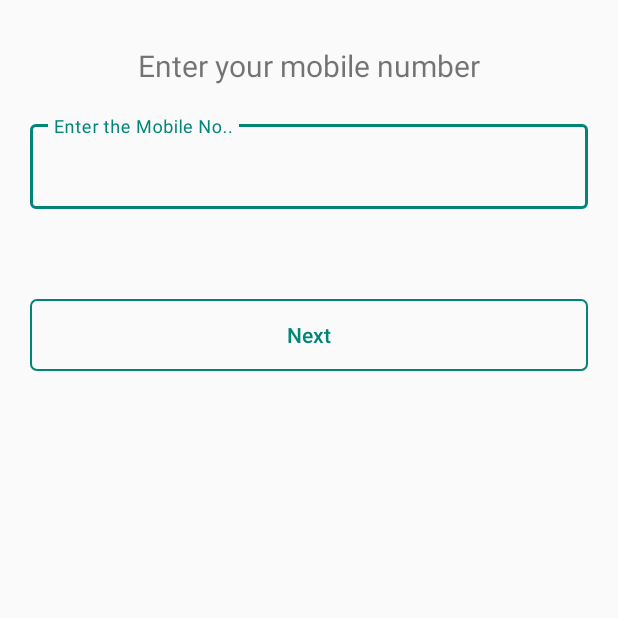
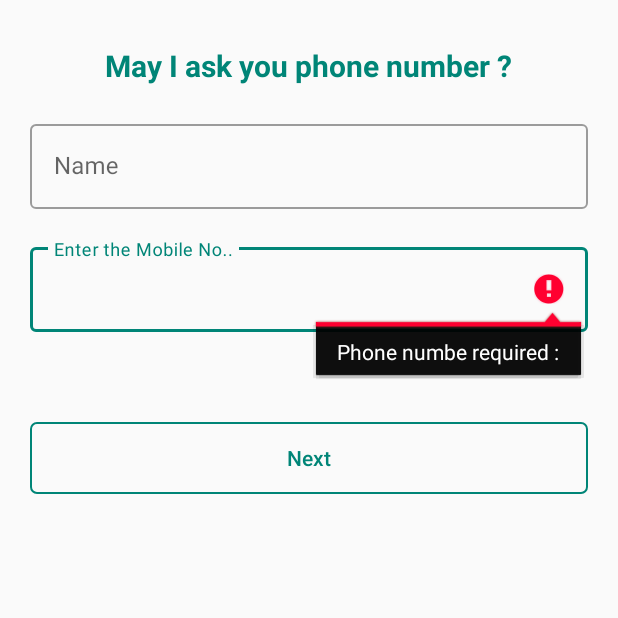
Before and after one commit to hnish555/SmartFarmTool, an Android app: the PhoneActivity screen opened directly, with no data from a screen before it, after a tap on "Next", on a phone screen of 412 x 824 dp, the top half of it. Run offline under Robolectric (Android 15) with nearby library versions, the phone set to English and light mode, and no system bars; our stand-ins replace Firebase (no records; nobody signed in at launch, a user with empty details on screens opened directly); Roboto replaces fonts that are not available here.

Commit message:
loginCommit9

```diff
--- a/app/build.gradle
+++ b/app/build.gradle
@@ -24,7 +24,7 @@ dependencies {
     //noinspection GradleCompatible
     implementation 'com.android.support:appcompat-v7:28.0.0'
     implementation 'com.android.support.constraint:constraint-layout:1.1.3'
-    implementation 'com.google.firebase:firebase-database:16.0.6'
+    implementation 'com.google.firebase:firebase-database:16.1.0'
 
     implementation 'com.google.firebase:firebase-auth:16.1.0'
     testImplementation 'junit:junit:4.12'
--- a/app/src/main/AndroidManifest.xml
+++ b/app/src/main/AndroidManifest.xml
@@ -9,7 +9,7 @@
         android:roundIcon="@mipmap/ic_launcher_round"
         android:supportsRtl="true"
         android:theme="@style/AppTheme">
-        <activity android:name=".BuyActivity.ProductBuy"></activity>
+        <activity android:name=".BuyActivity.ProductBuy" />
         <activity android:name=".HomeActivity" />
         <activity android:name=".Login.PhoneActivity" />
         <activity android:name=".Login.Login_Signup" />
--- a/app/src/main/java/com/example/smartfarmtool/Login/PhoneActivity.java
+++ b/app/src/main/java/com/example/smartfarmtool/Login/PhoneActivity.java
@@ -9,6 +9,7 @@ import android.util.Log;
 import android.view.View;
 import android.widget.Button;
 import android.widget.LinearLayout;
+import android.widget.ProgressBar;
 import android.widget.RelativeLayout;
 import android.widget.TextView;
 
@@ -30,21 +31,20 @@ import com.google.firebase.database.FirebaseDatabase;
 import java.util.concurrent.TimeUnit;
 
 import static com.example.smartfarmtool.R.id.phone_next_btn_id;
-
 public class PhoneActivity extends AppCompatActivity {
 
     private static final String TAG = "PhoneLogin";
-    private boolean mVerificationInProgress = false;
     private String mVerificationId;
     private PhoneAuthProvider.ForceResendingToken mResendToken;
     private PhoneAuthProvider.OnVerificationStateChangedCallbacks mCallbacks;
     private FirebaseAuth mAuth;
     private FirebaseAuth.AuthStateListener mAuthlistner;
-
     FirebaseDatabase database;
     DatabaseReference databaseReference;
-    TextView phn,otp,name;
-    Button phn_btn,otp_btn;
+    TextView phn, otp, name;
+    Button phn_btn, otp_btn;
+    ProgressBar progressBar;
+
     @Override
     protected void onCreate(Bundle savedInstanceState) {
         super.onCreate(savedInstanceState);
@@ -53,24 +53,33 @@ public class PhoneActivity extends AppCompatActivity {
         final RelativeLayout phn_lyt;
         final LinearLayout otp_lyt;
 
-        phn_lyt=findViewById(R.id.phone_layout);
-        otp_lyt=findViewById(R.id.otp_layout);
-
-        phn=findViewById(R.id.enter_phone_id);
-        phn_btn=findViewById(phone_next_btn_id);
-
-        otp=findViewById(R.id.otp_id);
-        name=findViewById(R.id.otp_name_id);
-        otp_btn=findViewById(R.id.otp_continue);
-        database=FirebaseDatabase.getInstance();
-        databaseReference=database.getReference("User:");
+        phn_lyt = findViewById(R.id.phone_layout);
+        otp_lyt = findViewById(R.id.otp_layout);
 
 
+        phn = findViewById(R.id.enter_phone_id);
+        phn_btn = findViewById(phone_next_btn_id);
+        progressBar = findViewById(R.id.progress_id);
+        otp = findViewById(R.id.otp_id);
+        name = findViewById(R.id.otp_name_id);
+        otp_btn = findViewById(R.id.otp_continue);
 
+        database = FirebaseDatabase.getInstance();
+        databaseReference = database.getReference();
         phn_btn.setOnClickListener(new View.OnClickListener() {
             @Override
             public void onClick(View view) {
+                String code = "+91";
+                String number = phn.getText().toString();
+                String phoneNumber = code + number;
+                if (phn.getText().toString().isEmpty()) {
+                    phn.setError("Phone numbe required :");
+                    phn.requestFocus();
+                    return;
+                }
+
                 getOtp(phn.getText().toString());
+
 
             }
         });
@@ -92,8 +101,13 @@ public class PhoneActivity extends AppCompatActivity {
             @Override
             public void onVerificationCompleted(PhoneAuthCredential credential) {
                 Log.d("", "onVerificationCompleted:" + credential);
+                String code = credential.getSmsCode();
+                if (code != null) {
+                    progressBar.setVisibility(View.VISIBLE);
+                    otp.setText(code);
+                    signInWithPhoneAuthCredential(credential);
 
-                signInWithPhoneAuthCredential(credential);
+                }
             }
 
             @Override
@@ -127,9 +141,11 @@ public class PhoneActivity extends AppCompatActivity {
                         if (task.isSuccessful()) {
                             Log.d(TAG, "signInWithCredential:success");
                             FirebaseUser user = task.getResult().getUser();
-                            String nam=name.getText().toString();
+                            String nam = name.getText().toString();
                             databaseReference.setValue(nam);
-                            startActivity(new Intent(PhoneActivity.this, HomeActivity.class).putExtra("phone", user.getPhoneNumber()));
+                            startActivity(new Intent(PhoneActivity.this, HomeActivity.class)
+                                    .setFlags(Intent.FLAG_ACTIVITY_NEW_TASK | Intent.FLAG_ACTIVITY_CLEAR_TASK));
+
                             finish();
                         } else {
                             Log.w(TAG, "signInWithCredential:failure", task.getException());
@@ -142,15 +158,17 @@ public class PhoneActivity extends AppCompatActivity {
     }
 
     private void getOtp(String phoneNumber) {
+
         PhoneAuthProvider.getInstance().verifyPhoneNumber(
-                phoneNumber,        // Phone number to verify
-                60,                 // Timeout duration
-                TimeUnit.SECONDS,   // Unit of timeout
-                this,               // Activity (for callback binding)
-                mCallbacks);        // OnVerificationStateChangedCallbacks
+                "+91" + phoneNumber,
+                60,
+                TimeUnit.SECONDS,
+                this,
+                mCallbacks);
     }
 
     private void verifyPhoneNumberWithCode(String verificationId, String code) {
+
         PhoneAuthCredential credential = PhoneAuthProvider.getCredential(verificationId, code);
         signInWithPhoneAuthCredential(credential);
     }
@@ -158,7 +176,7 @@ public class PhoneActivity extends AppCompatActivity {
     private void resendVerificationCode(String phoneNumber,
                                         PhoneAuthProvider.ForceResendingToken token) {
         PhoneAuthProvider.getInstance().verifyPhoneNumber(
-                phoneNumber,        // Phone number to verify
+                "+91" + phoneNumber,        // Phone number to verify
                 60,                 // Timeout duration
                 TimeUnit.SECONDS,   // Unit of timeout
                 this,               // Activity (for callback binding)
@@ -166,10 +184,13 @@ public class PhoneActivity extends AppCompatActivity {
                 token);             // ForceResendingToken from callbacks
     }
 
+    @Override
+    protected void onStart() {
+        super.onStart();
+        if (FirebaseAuth.getInstance().getCurrentUser() != null) {
+            startActivity(new Intent(PhoneActivity.this, HomeActivity.class)
+                    .setFlags(Intent.FLAG_ACTIVITY_NEW_TASK | Intent.FLAG_ACTIVITY_CLEAR_TASK));
+        }
 
-
-
-
-
-
+    }
 }
--- a/app/src/main/res/layout/activity_home.xml
+++ b/app/src/main/res/layout/activity_home.xml
@@ -6,10 +6,11 @@
     android:layout_width="match_parent"
     android:layout_height="match_parent"
     tools:context=".HomeActivity">
-        <TextView
+        <Button
+            android:id="@+id/signout"
             android:layout_width="wrap_content"
             android:layout_height="wrap_content"
-            android:text="Welcome  to  HomeAtivity"
+            android:text="Sign Out"
             android:textSize="20dp"
             android:layout_centerInParent="true"
             />
--- a/app/src/main/res/layout/activity_phone.xml
+++ b/app/src/main/res/layout/activity_phone.xml
@@ -11,6 +11,7 @@
     android:id="@+id/phone_layout"
     android:layout_width="match_parent"
     android:layout_height="wrap_content"
+
     >
     <TextView
         android:id="@+id/phone_title_id"
@@ -18,12 +19,37 @@
         android:layout_height="wrap_content"
         android:text="@string/enter_your_mobile_number"
         android:textSize="20dp"
+        android:textColor="@color/colorAccent"
+        android:textStyle="bold"
         android:layout_centerHorizontal="true"
         android:layout_marginTop="30dp"
         />
     <android.support.design.widget.TextInputLayout
+        android:id="@+id/astil1"
+        android:layout_width="match_parent"
+        android:layout_height="wrap_content"
+        android:layout_marginTop="20dp"
+        android:layout_marginLeft="20dp"
+        android:layout_marginRight="20dp"
+        style="@style/Widget.MaterialComponents.TextInputLayout.OutlinedBox"
+        android:layout_below="@+id/phone_title_id"
+        >
+
+        <EditText
+            android:id="@+id/otp_name_id"
+            android:layout_width="match_parent"
+            android:layout_height="match_parent"
+            android:hint="@string/name"
+            android:inputType="textCapWords"
+
+            />
+
+
+    </android.support.design.widget.TextInputLayout>
+
+    <android.support.design.widget.TextInputLayout
         android:id="@+id/inputLayout"
-        android:layout_below="@+id/phone_title_id"
+        android:layout_below="@+id/astil1"
         android:layout_width="match_parent"
         android:layout_height="wrap_content"
          android:layout_margin="20dp"
@@ -61,21 +87,34 @@
         android:textColor="@drawable/textcolor1" />
 
 </RelativeLayout>
+    <FrameLayout
+        android:layout_width="match_parent"
+        android:layout_height="wrap_content"
+
+        >
+        <ProgressBar
+            android:id="@+id/progress_id"
+            android:layout_width="100dp"
+            android:layout_height="100dp"
+            android:layout_gravity="center"
+            android:visibility="gone"
+            />
         <LinearLayout
             android:id="@+id/otp_layout"
             android:layout_width="match_parent"
             android:layout_height="match_parent"
             android:orientation="vertical"
             android:visibility="invisible"
+
             >
             <LinearLayout
                 android:layout_width="match_parent"
-            android:layout_height="50dp"
+                android:layout_height="wrap_content"
                 android:layout_margin="20dp"
                 android:background="@color/colorPrimaryDark">
                 <TextView
                     android:layout_width="match_parent"
-                android:layout_height="match_parent"
+                    android:layout_height="wrap_content"
                     android:text="@string/registration"
                     android:gravity="center_horizontal|bottom"
                     android:textColor="@color/white"
@@ -87,27 +126,6 @@
             </LinearLayout>
 
 
-        <android.support.design.widget.TextInputLayout
-            android:id="@+id/astil1"
-            android:layout_width="match_parent"
-            android:layout_height="wrap_content"
-            android:layout_marginTop="20dp"
-            android:layout_marginLeft="20dp"
-            android:layout_marginRight="20dp"
-            style="@style/Widget.MaterialComponents.TextInputLayout.OutlinedBox"
-            >
-
-            <EditText
-                android:id="@+id/otp_name_id"
-                android:layout_width="match_parent"
-                android:layout_height="match_parent"
-                android:hint="@string/name"
-                android:inputType="textCapWords"
-
-                />
-
-
-        </android.support.design.widget.TextInputLayout>
 
 
 
@@ -154,4 +172,6 @@
         </LinearLayout>
 
 
+    </FrameLayout>
+
 </RelativeLayout>
--- a/app/src/main/res/values/strings.xml
+++ b/app/src/main/res/values/strings.xml
@@ -18,11 +18,12 @@
     <string name="village">Village</string>
     <string name="Dist">District</string>
     <string name="state">State</string>
-    <string name="registration">Complete Registration</string>
+    <string name="registration">Wait for the code I send you...</string>
     <string name="smart_farm_tool">Smart Farm Tool</string>
     <string name="skip">Skip</string>
     <string name="login_or_ragister">Login or Ragister</string>
     <string name="phone_number">PHONE NUMBER</string>
-    <string name="enter_your_mobile_number">Enter your mobile number</string>
+    <string name="enter_your_mobile_number">May I ask you phone number ?</string>
     <string name="continue_btn">Continue</string>
+    <string name="enter_the_otp">Enter the otp</string>
 </resources>
--- a/build.gradle
+++ b/build.gradle
@@ -20,6 +20,7 @@ allprojects {
         google()
         jcenter()
 
+
     }
 }
 
```
Also changed, not shown: app/src/main/java/com/example/smartfarmtool/HomeActivity.java (+17 -0 lines), app/src/main/java/com/example/smartfarmtool/MainActivity.java (+4 -3 lines). Lines whose indentation alone changed are shown as unchanged.
